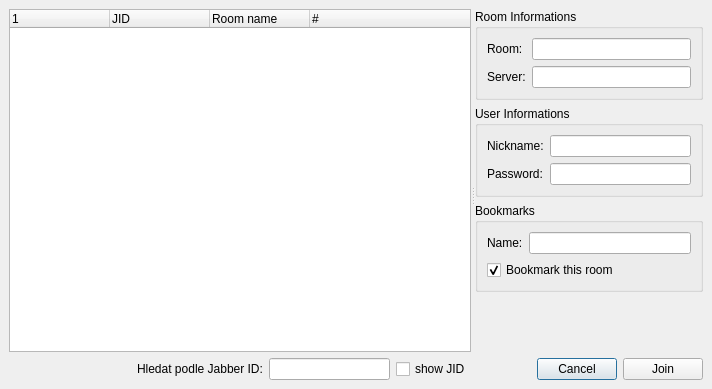
First picture: the form in widgets/mucbrowser.ui, repository xmpp-graveyard/jabbim, before the edit.
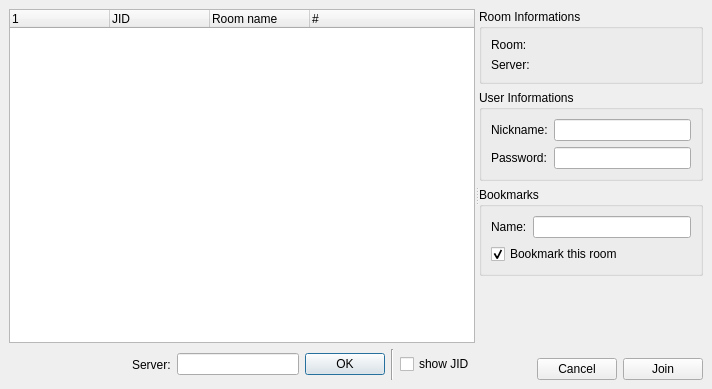
Second picture: the form after the edit.

Commit message: zmeny v mucbrowseru

Patch:
```diff
--- a/widgets/mucbrowser.ui
+++ b/widgets/mucbrowser.ui
@@ -25,28 +25,14 @@
       <enum>Qt::Horizontal</enum>
      </property>
      <widget class="QWidget" name="" >
-      <layout class="QGridLayout" >
+      <layout class="QVBoxLayout" >
        <property name="margin" >
         <number>0</number>
        </property>
        <property name="spacing" >
         <number>6</number>
        </property>
-       <item row="1" column="3" >
-        <widget class="QCheckBox" name="showJid" >
-         <property name="text" >
-          <string>show JID</string>
-         </property>
-        </widget>
-       </item>
-       <item row="1" column="1" >
-        <widget class="QLabel" name="label_5" >
-         <property name="text" >
-          <string>Hledat podle Jabber ID:</string>
-         </property>
-        </widget>
-       </item>
-       <item row="0" column="0" colspan="4" >
+       <item>
         <widget class="QTreeWidget" name="groupchats" >
          <property name="allColumnsShowFocus" >
           <bool>true</bool>
@@ -73,21 +59,59 @@
          </column>
         </widget>
        </item>
-       <item row="1" column="0" >
-        <spacer>
-         <property name="orientation" >
-          <enum>Qt::Horizontal</enum>
+       <item>
+        <layout class="QHBoxLayout" >
+         <property name="margin" >
+          <number>0</number>
          </property>
-         <property name="sizeHint" >
-          <size>
-           <width>91</width>
-           <height>22</height>
-          </size>
+         <property name="spacing" >
+          <number>6</number>
          </property>
-        </spacer>
-       </item>
-       <item row="1" column="2" >
-        <widget class="QLineEdit" name="lineEdit" />
+         <item>
+          <spacer>
+           <property name="orientation" >
+            <enum>Qt::Horizontal</enum>
+           </property>
+           <property name="sizeHint" >
+            <size>
+             <width>100</width>
+             <height>31</height>
+            </size>
+           </property>
+          </spacer>
+         </item>
+         <item>
+          <widget class="QLabel" name="label_5" >
+           <property name="text" >
+            <string>Server:</string>
+           </property>
+          </widget>
+         </item>
+         <item>
+          <widget class="QLineEdit" name="lineEdit" />
+         </item>
+         <item>
+          <widget class="QPushButton" name="serverChangeButton" >
+           <property name="text" >
+            <string>OK</string>
+           </property>
+          </widget>
+         </item>
+         <item>
+          <widget class="Line" name="line" >
+           <property name="orientation" >
+            <enum>Qt::Vertical</enum>
+           </property>
+          </widget>
+         </item>
+         <item>
+          <widget class="QCheckBox" name="showJid" >
+           <property name="text" >
+            <string>show JID</string>
+           </property>
+          </widget>
+         </item>
+        </layout>
        </item>
       </layout>
      </widget>
@@ -111,30 +135,20 @@
           <property name="spacing" >
            <number>6</number>
           </property>
-          <item row="1" column="1" >
-           <widget class="QLineEdit" name="server" >
-            <property name="text" >
-             <string/>
-            </property>
-           </widget>
-          </item>
-          <item row="0" column="1" >
-           <widget class="QLineEdit" name="room" />
-          </item>
-          <item row="1" column="0" >
-           <widget class="QLabel" name="label_2" >
-            <property name="text" >
-             <string>Server:</string>
-            </property>
-           </widget>
-          </item>
-          <item row="0" column="0" >
-           <widget class="QLabel" name="label" >
+          <item row="0" column="0" colspan="2" >
+           <widget class="QLabel" name="roomLabel" >
             <property name="text" >
              <string>Room:</string>
             </property>
            </widget>
           </item>
+          <item row="1" column="0" colspan="2" >
+           <widget class="QLabel" name="serverLabel" >
+            <property name="text" >
+             <string>Server:</string>
+            </property>
+           </widget>
+          </item>
          </layout>
         </widget>
        </item>
```
Left out of the diff: 35 changed lines with no effect on the pictures. The commit also changes 2 other files.
